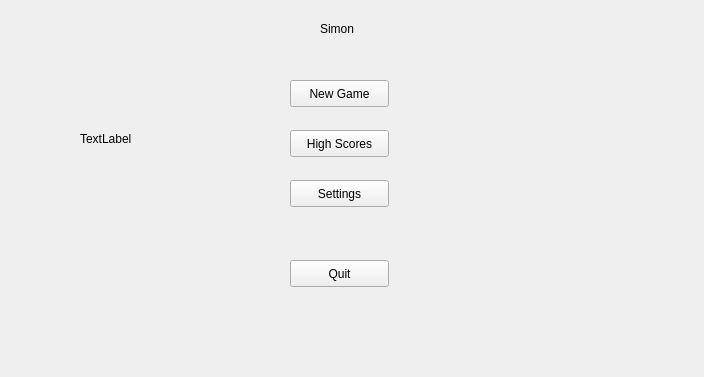
The window that host/simon_gui/mainmenu.ui (Rajesh-Sec-Project/simon) describes before a commit, drawn with Qt 5.
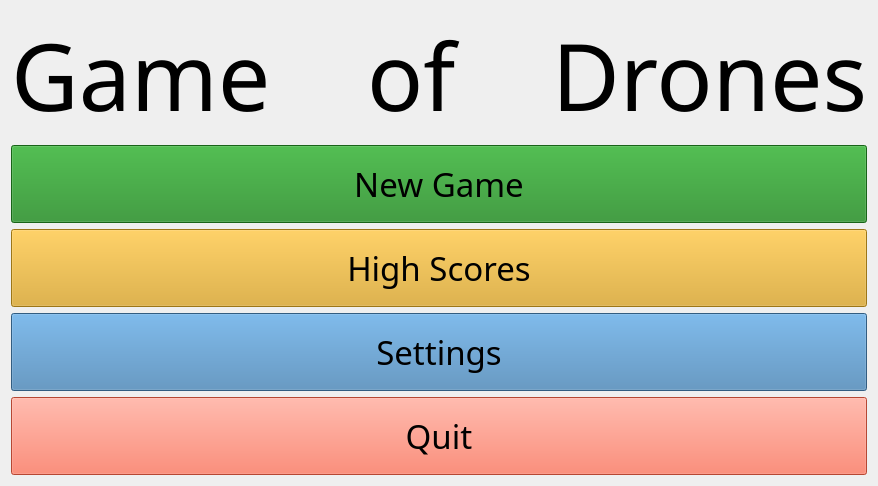
The same window after the commit.

Commit message: Created a skin for the game  - added some fonts  - changed layouts  - TODO:    - display tag position in gameview    - fix pause/resume bug    - fix score bug

```diff
--- a/host/simon_gui/mainmenu.ui
+++ b/host/simon_gui/mainmenu.ui
@@ -6,91 +6,172 @@
    <rect>
     <x>0</x>
     <y>0</y>
-    <width>704</width>
-    <height>377</height>
+    <width>877</width>
+    <height>444</height>
    </rect>
   </property>
   <property name="windowTitle">
    <string>Form</string>
   </property>
+  <layout class="QGridLayout" name="gridLayout">
+   <item row="2" column="0">
   <widget class="QPushButton" name="newGameButton">
-   <property name="geometry">
-    <rect>
-     <x>290</x>
-     <y>80</y>
-     <width>99</width>
-     <height>27</height>
-    </rect>
+     <property name="font">
+      <font>
+       <family>ArcadeClassic</family>
+       <pointsize>25</pointsize>
+       <weight>50</weight>
+       <italic>false</italic>
+       <bold>false</bold>
+      </font>
+     </property>
+     <property name="styleSheet">
+      <string notr="true">padding: 15px;
+background-color: ForestGreen;
+font: 25pt &quot;ArcadeClassic&quot;;</string>
    </property>
    <property name="text">
     <string>New Game</string>
    </property>
-  </widget>
+     <property name="flat">
+      <bool>false</bool>
+     </property>
+    </widget>
+   </item>
+   <item row="4" column="0">
   <widget class="QPushButton" name="highScoresButton">
-   <property name="geometry">
-    <rect>
-     <x>290</x>
-     <y>130</y>
-     <width>99</width>
-     <height>27</height>
-    </rect>
+     <property name="font">
+      <font>
+       <family>ArcadeClassic</family>
+       <pointsize>25</pointsize>
+       <weight>50</weight>
+       <italic>false</italic>
+       <bold>false</bold>
+      </font>
+     </property>
+     <property name="styleSheet">
+      <string notr="true">padding: 15px;
+background-color: GoldenRod;
+font: 25pt &quot;ArcadeClassic&quot;;</string>
    </property>
    <property name="text">
     <string>High Scores</string>
    </property>
-  </widget>
-  <widget class="QPushButton" name="settingsButton">
-   <property name="geometry">
-    <rect>
-     <x>290</x>
-     <y>180</y>
-     <width>99</width>
-     <height>27</height>
-    </rect>
-   </property>
-   <property name="text">
-    <string>Settings</string>
-   </property>
-  </widget>
+     <property name="flat">
+      <bool>false</bool>
+     </property>
+    </widget>
+   </item>
+   <item row="6" column="0">
+    <spacer name="verticalSpacer">
+     <property name="orientation">
+      <enum>Qt::Vertical</enum>
+     </property>
+     <property name="sizeHint" stdset="0">
+      <size>
+       <width>20</width>
+       <height>3</height>
+      </size>
+     </property>
+    </spacer>
+   </item>
+   <item row="7" column="0">
   <widget class="QPushButton" name="quitButton">
-   <property name="geometry">
-    <rect>
-     <x>290</x>
-     <y>260</y>
-     <width>99</width>
-     <height>27</height>
-    </rect>
+     <property name="font">
+      <font>
+       <family>ArcadeClassic</family>
+       <pointsize>25</pointsize>
+       <weight>50</weight>
+       <italic>false</italic>
+       <bold>false</bold>
+      </font>
+     </property>
+     <property name="styleSheet">
+      <string notr="true">padding: 15px;
+background-color: Tomato;
+font: 25pt &quot;ArcadeClassic&quot;;</string>
    </property>
    <property name="text">
     <string>Quit</string>
    </property>
-  </widget>
+     <property name="flat">
+      <bool>false</bool>
+     </property>
+    </widget>
+   </item>
+   <item row="5" column="0">
+    <widget class="QPushButton" name="settingsButton">
+     <property name="font">
+      <font>
+       <family>ArcadeClassic</family>
+       <pointsize>25</pointsize>
+       <weight>50</weight>
+       <italic>false</italic>
+       <bold>false</bold>
+      </font>
+     </property>
+     <property name="styleSheet">
+      <string notr="true">padding: 15px;
+background-color: SteelBlue;
+font: 25pt &quot;ArcadeClassic&quot;;</string>
+     </property>
+     <property name="text">
+      <string>Settings</string>
+     </property>
+     <property name="flat">
+      <bool>false</bool>
+     </property>
+    </widget>
+   </item>
+   <item row="1" column="0">
+    <spacer name="verticalSpacer_2">
+     <property name="orientation">
+      <enum>Qt::Vertical</enum>
+     </property>
+     <property name="sizeHint" stdset="0">
+      <size>
+       <width>20</width>
+       <height>3</height>
+      </size>
+     </property>
+    </spacer>
+   </item>
+   <item row="0" column="0">
   <widget class="QLabel" name="label">
-   <property name="geometry">
-    <rect>
-     <x>320</x>
-     <y>20</y>
-     <width>41</width>
-     <height>17</height>
-    </rect>
-   </property>
+     <property name="font">
+      <font>
+       <family>ArcadeClassic</family>
+       <pointsize>70</pointsize>
+       <weight>50</weight>
+       <italic>false</italic>
+       <bold>false</bold>
+      </font>
+     </property>
+     <property name="styleSheet">
+      <string notr="true">font: 70pt &quot;ArcadeClassic&quot;;</string>
+     </property>
    <property name="text">
-    <string>Simon</string>
-   </property>
-  </widget>
-  <widget class="QLabel" name="label_2">
-   <property name="geometry">
-    <rect>
-     <x>80</x>
-     <y>130</y>
-     <width>67</width>
-     <height>17</height>
-    </rect>
-   </property>
-   <property name="text">
-    <string>TextLabel</string>
-   </property>
-  </widget>
+      <string>Game    of    Drones</string>
+     </property>
+     <property name="alignment">
+      <set>Qt::AlignCenter</set>
+     </property>
+    </widget>
+   </item>
+   <item row="3" column="0">
+    <spacer name="verticalSpacer_3">
+     <property name="orientation">
+      <enum>Qt::Vertical</enum>
+     </property>
+     <property name="sizeHint" stdset="0">
+      <size>
+       <width>20</width>
+       <height>40</height>
+      </size>
+     </property>
+    </spacer>
+   </item>
+  </layout>
  </widget>
  <resources/>
  <connections/>
```
Lines whose indentation alone changed are shown as unchanged. The commit also changes 12 other files.
